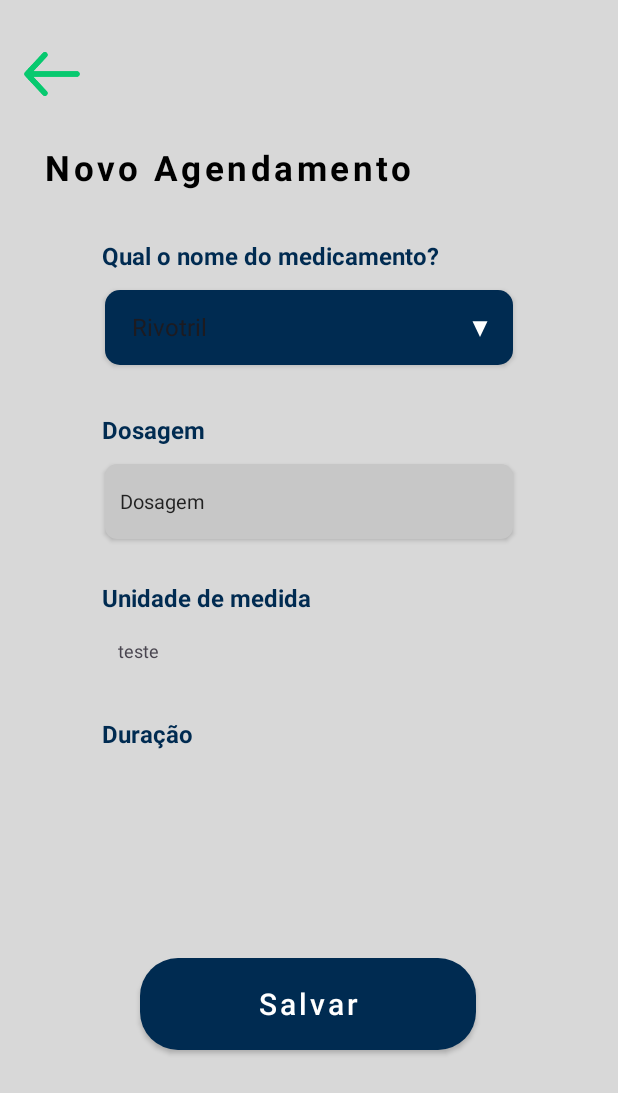
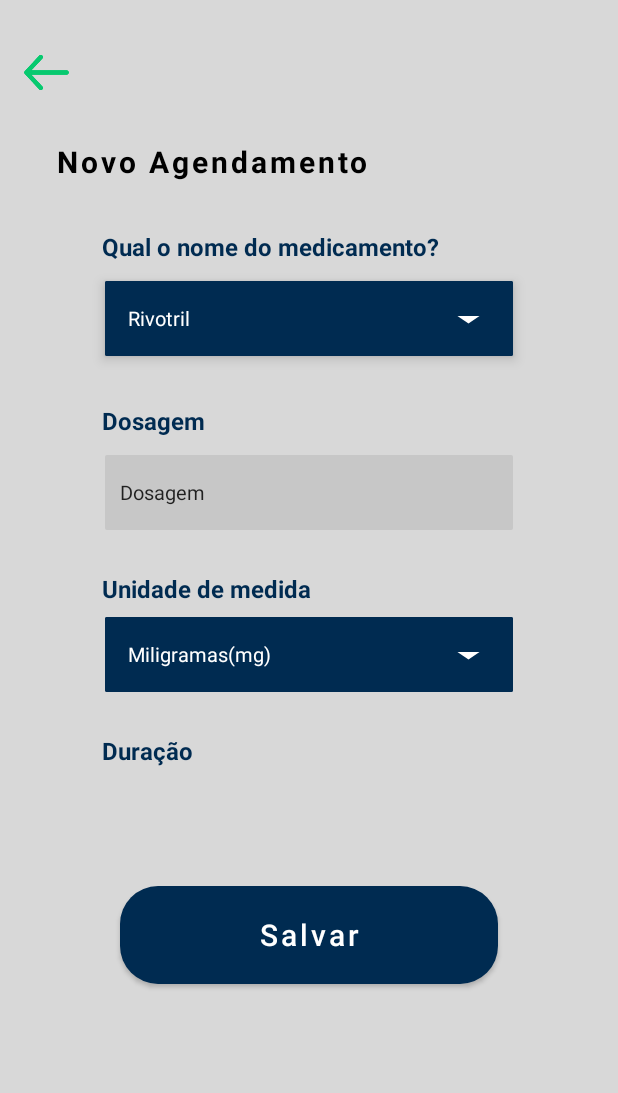
Before and after one commit to nathazz/MedTime, an Android app: the CadastrarActivity screen opened directly, with no data from a screen before it, on a phone screen of 412 x 824 dp. Shown: the top 1093 px of the screen. Run offline under Robolectric (Android 15) with nearby library versions, the phone set to English and light mode, and no system bars.

Commit message:
Continuação do desenvolvimento dos Spinners👨‍💻

```diff
--- a/app/src/main/java/com/example/medtime/CadastrarActivity.kt
+++ b/app/src/main/java/com/example/medtime/CadastrarActivity.kt
@@ -3,7 +3,6 @@ package com.example.medtime
 import android.content.Intent
 import android.os.Bundle
 import android.widget.ArrayAdapter
-import android.widget.ImageView
 import androidx.appcompat.app.AppCompatActivity
 import com.example.medtime.databinding.CadastrarBinding
 
@@ -23,25 +22,35 @@ class CadastrarActivity : AppCompatActivity() {
             finish()
     }
 
-        listarArrays()
+        configurarSpinner()
 
     }
 
 
     /*Apenas um teste(mudar conforme o tempo)*/
-    fun listarArrays(){
+    fun configurarSpinner(){
+        val drop = binding.spinOn
+        val drop2 = binding.spinTwo
 
-        val drop = binding.spinner
-        var medicamentos = arrayOf("Rivotril", "Colírio", "Dramin")
+        val medicamentos = arrayOf("Rivotril", "Colírio", "Dramin")
+        val dosagem = arrayOf("Miligramas(mg)", "Militlitros(ml)","Unidades internacionais(UI)",
+                             "Microgramas (µg)", "Gramas(g)")
 
-        drop.adapter = ArrayAdapter(this, android.R.layout.simple_spinner_dropdown_item, medicamentos)
+        //chamando o text_drop para alterar a cor do fundo e do textp
+        val adapter = ArrayAdapter<String>(this, R.layout.text_drop, medicamentos)
+        adapter.setDropDownViewResource(R.layout.text_drop)
 
+        // Defina o adapter no spinner
+        drop.adapter = adapter
 
+        val adapter2 = ArrayAdapter<String>(this, R.layout.text_drop, dosagem)
+        adapter2.setDropDownViewResource(R.layout.text_drop)
 
-
+        drop2.adapter = adapter2
     }
 
 
 
 
+
 }
--- a/app/src/main/java/com/example/medtime/MainActivity.kt
+++ b/app/src/main/java/com/example/medtime/MainActivity.kt
@@ -11,6 +11,7 @@ class MainActivity : AppCompatActivity() {
         super.onCreate(savedInstanceState)
         binding = ActivityMainBinding.inflate(layoutInflater)
         setContentView(binding.root)
+
 
 
         binding.meusAgend.setOnClickListener {
--- a/app/src/main/res/drawable/baseline_arrow_drop_down_24.xml
+++ b/app/src/main/res/drawable/baseline_arrow_drop_down_24.xml
@@ -1,5 +1,5 @@
 <vector android:height="24dp" android:tint="#FFFFFF"
     android:viewportHeight="24" android:viewportWidth="24"
-    android:width="24dp" xmlns:android="http://schemas.android.com/apk/res/android">
-    <path android:fillColor="@android:color/white" android:pathData="M7,10l5,5 5,-5z"/>
+    android:width="35dp" xmlns:android="http://schemas.android.com/apk/res/android">
+    <path android:fillColor="#FFFFFF" android:pathData="M7,10l5,5 5,-5z"/>
 </vector>
--- a/app/src/main/res/drawable/bg_dosagem.xml
+++ b/app/src/main/res/drawable/bg_dosagem.xml
@@ -1,7 +1,7 @@
 <?xml version="1.0" encoding="utf-8"?>
 <shape xmlns:android="http://schemas.android.com/apk/res/android">
 
-    <corners android:radius="8dp"/>
+    <corners android:radius="1dp"/>
     <solid android:color="@color/branco_cinza"/>
 
 
--- a/app/src/main/res/drawable/bg_spinner.xml
+++ b/app/src/main/res/drawable/bg_spinner.xml
@@ -4,19 +4,13 @@
     <item>
         <layer-list>
             <item>
-
                 <shape android:shape="rectangle">
-
+                    <corners android:radius="1dp"/>
                     <solid android:color="@color/azul_btn"/>
-                    <corners android:radius="10dp"/>
-                    <padding android:right="10dp" android:left="10dp"/>
                 </shape>
 
             </item>
 
-            <item
-                android:drawable="@drawable/baseline_arrow_drop_down_24"
-                android:gravity = "end"/>
         </layer-list>
     </item>
 
--- a/app/src/main/res/layout/activity_main.xml
+++ b/app/src/main/res/layout/activity_main.xml
@@ -70,7 +70,7 @@
         app:layout_constraintStart_toStartOf="@+id/fundo"
         app:layout_constraintTop_toTopOf="@+id/fundo"
         app:layout_constraintVertical_bias="0.335"
-        app:srcCompat="@drawable/alarme" />
+        android:src="@drawable/alarme" />
 
     <TextView
         android:id="@+id/boasVindas"
@@ -100,7 +100,7 @@
         app:layout_constraintStart_toStartOf="@+id/fundo"
         app:layout_constraintTop_toTopOf="@+id/fundo"
         app:layout_constraintVertical_bias="0.0"
-        app:srcCompat="@drawable/pill"
+        android:src="@drawable/pill"
         tools:ignore="HardcodedText" />
 
     <View
--- a/app/src/main/res/layout/agendamentos.xml
+++ b/app/src/main/res/layout/agendamentos.xml
@@ -44,9 +44,9 @@
         style="@style/card_agnd"
         app:cardCornerRadius="20dp"
         app:layout_constraintBottom_toTopOf="@+id/adicionar"
-        app:layout_constraintEnd_toEndOf="parent"
+        app:layout_constraintEnd_toEndOf="@+id/card1"
         app:layout_constraintHorizontal_bias="0.474"
-        app:layout_constraintStart_toStartOf="parent"
+        app:layout_constraintStart_toStartOf="@+id/card1"
         app:layout_constraintTop_toBottomOf="@+id/card1"
         app:layout_constraintVertical_bias="0.049"
         tools:ignore="TextSizeCheck">
@@ -149,10 +149,9 @@
         app:cardCornerRadius="20dp"
         app:layout_constraintBottom_toTopOf="@+id/adicionar"
         app:layout_constraintEnd_toEndOf="parent"
-        app:layout_constraintHorizontal_bias="0.505"
         app:layout_constraintStart_toStartOf="parent"
         app:layout_constraintTop_toTopOf="parent"
-        app:layout_constraintVertical_bias="0.263"
+        app:layout_constraintVertical_bias="0.275"
         tools:ignore="TextSizeCheck">
 
         <ImageView
--- a/app/src/main/res/layout/cadastrar.xml
+++ b/app/src/main/res/layout/cadastrar.xml
@@ -10,8 +10,8 @@
 
     <ImageView
         android:id="@+id/seta"
-        android:layout_width="37dp"
-        android:layout_height="37dp"
+        android:layout_width="30dp"
+        android:layout_height="35dp"
         android:importantForAccessibility="no"
         android:src="@drawable/arrow"
         app:layout_constraintBottom_toBottomOf="parent"
@@ -29,10 +29,10 @@
         android:letterSpacing="0.1"
         android:text="Novo Agendamento"
         android:textColor="@color/black"
-        android:textSize="23sp"
+        android:textSize="20sp"
         android:textStyle="bold"
         app:layout_constraintEnd_toEndOf="parent"
-        app:layout_constraintHorizontal_bias="0.18"
+        app:layout_constraintHorizontal_bias="0.186"
         app:layout_constraintStart_toStartOf="parent"
         app:layout_constraintTop_toBottomOf="@+id/seta" />
 
@@ -60,35 +60,17 @@
         android:textSize="16sp"
         android:textStyle="bold"
         app:layout_constraintStart_toStartOf="parent"
-        app:layout_constraintTop_toBottomOf="@+id/editTextText" />
+        app:layout_constraintTop_toBottomOf="@+id/edtDosagem" />
 
     <androidx.appcompat.widget.AppCompatButton
-        android:id="@+id/button"
-        android:layout_width="224dp"
-        android:layout_height="61dp"
-        android:layout_marginBottom="124dp"
-        android:background="@drawable/bg_btncadastro"
-        android:letterSpacing="0.1"
+        android:id="@+id/btnSalvar"
+        style="@style/btn_cadastro"
+        android:layout_marginBottom="168dp"
         android:text="Salvar"
-        android:textAllCaps="false"
-        android:textColor="@color/white"
-        android:textSize="20sp"
         app:layout_constraintBottom_toBottomOf="parent"
         app:layout_constraintEnd_toEndOf="parent"
         app:layout_constraintHorizontal_bias="0.497"
         app:layout_constraintStart_toStartOf="parent" />
-
-    <TextView
-        android:id="@+id/textView4"
-        android:layout_width="wrap_content"
-        android:layout_height="wrap_content"
-        android:layout_marginTop="16dp"
-        android:textSize="12sp"
-        android:text="teste"
-        app:layout_constraintEnd_toEndOf="parent"
-        app:layout_constraintHorizontal_bias="0.205"
-        app:layout_constraintStart_toStartOf="parent"
-        app:layout_constraintTop_toBottomOf="@+id/textView5" />
 
     <TextView
         android:id="@+id/textView6"
@@ -101,54 +83,73 @@
         android:textSize="16sp"
         android:textStyle="bold"
         app:layout_constraintStart_toStartOf="parent"
-        app:layout_constraintTop_toBottomOf="@+id/spinner" />
+        app:layout_constraintTop_toBottomOf="@+id/spinOn" />
 
     <TextView
         android:id="@+id/textView8"
         android:layout_width="wrap_content"
         android:layout_height="wrap_content"
         android:layout_marginStart="68dp"
-        android:layout_marginTop="36dp"
+        android:layout_marginTop="28dp"
         android:text="Duração"
         android:textColor="@color/azul_btn"
         android:textSize="16sp"
         android:textStyle="bold"
         app:layout_constraintStart_toStartOf="parent"
-        app:layout_constraintTop_toBottomOf="@+id/textView4" />
+        app:layout_constraintTop_toBottomOf="@+id/spinTwo" />
 
     <EditText
-        android:id="@+id/editTextText"
-        android:layout_width="match_parent"
-        android:layout_height="50dp"
-        android:layout_marginHorizontal="70dp"
+        android:id="@+id/edtDosagem"
+       style="@style/edt_cadastro"
         android:layout_marginTop="12dp"
-        android:background="@drawable/bg_dosagem"
-        android:elevation="2dp"
         android:ems="10"
         android:hint="Dosagem"
         android:inputType="text"
-        android:padding="10dp"
-        android:textColor="@color/black"
-        android:textColorHint="#D5000000"
-        android:textSize="13sp"
         app:layout_constraintEnd_toEndOf="parent"
-        app:layout_constraintHorizontal_bias="0.664"
         app:layout_constraintStart_toStartOf="parent"
         app:layout_constraintTop_toBottomOf="@+id/textView6" />
 
     <Spinner
-        android:id="@+id/spinner"
+        android:id="@+id/spinOn"
         android:layout_width="match_parent"
         android:layout_height="50dp"
+        android:elevation="5dp"
         android:layout_marginHorizontal="70dp"
         android:layout_marginTop="12dp"
         android:background="@drawable/bg_spinner"
-        android:elevation="2dp"
+        android:pointerIcon="arrow"
         app:layout_constraintEnd_toEndOf="parent"
-        app:layout_constraintHorizontal_bias="0.5"
         app:layout_constraintStart_toStartOf="parent"
         app:layout_constraintTop_toBottomOf="@+id/textView" />
 
+    <ImageView
+        android:id="@+id/imageView"
+        android:layout_width="wrap_content"
+        android:layout_height="wrap_content"
+        android:layout_marginEnd="12dp"
+        android:elevation="5dp"
+        app:layout_constraintBottom_toBottomOf="@+id/spinOn"
+        app:layout_constraintEnd_toEndOf="@+id/spinOn"
+        app:layout_constraintTop_toTopOf="@+id/spinOn"
+        android:src="@drawable/baseline_arrow_drop_down_24" />
+
+    <Spinner
+        android:id="@+id/spinTwo"
+        style="@style/snipper_custom"
+        android:layout_marginTop="8dp"
+        app:layout_constraintEnd_toEndOf="parent"
+        app:layout_constraintStart_toStartOf="parent"
+        app:layout_constraintTop_toBottomOf="@+id/textView5" />
+
+    <ImageView
+        android:id="@+id/imageView2"
+        android:layout_width="wrap_content"
+        android:layout_height="wrap_content"
+        android:layout_marginEnd="12dp"
+        app:layout_constraintBottom_toBottomOf="@+id/spinTwo"
+        app:layout_constraintEnd_toEndOf="@+id/spinTwo"
+        app:layout_constraintTop_toTopOf="@+id/spinTwo"
+        android:src="@drawable/baseline_arrow_drop_down_24" />
 
 
 </androidx.constraintlayout.widget.ConstraintLayout>
--- a/app/src/main/res/layout/spinner_item.xml
+++ /dev/null
@@ -1,10 +0,0 @@
-<?xml version="1.0" encoding="utf-8"?>
-<CheckedTextView xmlns:android="http://schemas.android.com/apk/res/android"
-    android:layout_width="match_parent"
-    android:layout_height="wrap_content"
-    android:singleLine="true"
-    android:ellipsize="marquee"
-    android:textColor="@color/white"
-    >
-
-</CheckedTextView>
--- /dev/null
+++ b/app/src/main/res/layout/text_drop.xml
@@ -0,0 +1,12 @@
+<?xml version="1.0" encoding="utf-8"?>
+<TextView xmlns:android="http://schemas.android.com/apk/res/android"
+    android:layout_width="match_parent"
+    android:layout_height="match_parent"
+    android:textSize="13sp"
+    android:textColor="@color/white"
+    android:background="@drawable/bg_spinner"
+    android:padding="15dp"
+
+>
+
+</TextView>
--- a/app/src/main/res/values/styles.xml
+++ b/app/src/main/res/values/styles.xml
@@ -22,7 +22,7 @@
     <style name="editar">
         <item name="android:layout_width">48dp</item>
         <item name="android:layout_height">48dp</item>
-        <item name="android:layout_marginStart">255dp</item>
+        <item name="android:layout_marginStart">240dp</item>
         <item name="android:layout_marginTop">10dp</item>
         <item name="android:background">@color/azul_btn</item>
     </style>
@@ -30,7 +30,7 @@
     <style name="apagar">
         <item name="android:layout_width">48dp</item>
         <item name="android:layout_height">48dp</item>
-        <item name="android:layout_marginStart">255dp</item>
+        <item name="android:layout_marginStart">240dp</item>
         <item name="android:layout_marginTop">45dp</item>
         <item name="android:background">@color/azul_btn</item>
     </style>
@@ -45,8 +45,9 @@
     <style name="card_agnd">
        <item name="android:layout_width">match_parent</item>
         <item name="android:layout_height">120dp</item>
+        <item name="android:layout_marginLeft">60dp</item>
+        <item name="android:layout_marginRight">60dp</item>
         <item name="android:backgroundTint">@color/azul_btn</item>
-        <item name="android:layout_marginHorizontal">50dp</item>
 
     </style>
 
@@ -83,6 +84,40 @@
         <item name="android:textSize">15sp</item>
     </style>
 
+    <!--- Style Cadastro-->
+    <style name="snipper_custom">
+        <item name="android:background">@drawable/bg_spinner</item>
+        <item name="android:layout_width">match_parent</item>
+        <item name="android:layout_height">50dp</item>
+        <item name="elevation">5dp</item>
+        <item name="android:layout_marginHorizontal">70dp</item>
+    </style>
+
+    <style name="edt_cadastro">
+        <item name="android:layout_height">50dp</item>
+        <item name="android:layout_width">match_parent</item>
+        <item name="android:layout_marginHorizontal">70dp</item>
+        <item name="android:textColor">@color/black</item>
+        <item name="android:textSize">13sp</item>
+        <item name="android:padding">10dp</item>
+        <item name="android:background">@drawable/bg_dosagem</item>
+        <item name="elevation">5dp</item>
+        <item name="android:textColorHint">#D6000000</item>
+    </style>
+
+    <style name="btn_cadastro">
+        <item name="android:layout_width">match_parent</item>
+        <item name="android:layout_height">65dp</item>
+        <item name="android:layout_marginHorizontal">80dp</item>
+        <item name="android:background">@drawable/bg_btncadastro</item>
+        <item name="android:letterSpacing">0.1</item>
+        <item name="android:textAlignment">center</item>
+        <item name="android:textAllCaps">false</item>
+        <item name="android:textColor">@color/white</item>
+        <item name="android:textSize">20sp</item>
+
+    </style>
+
 
 
 </resources>
```
